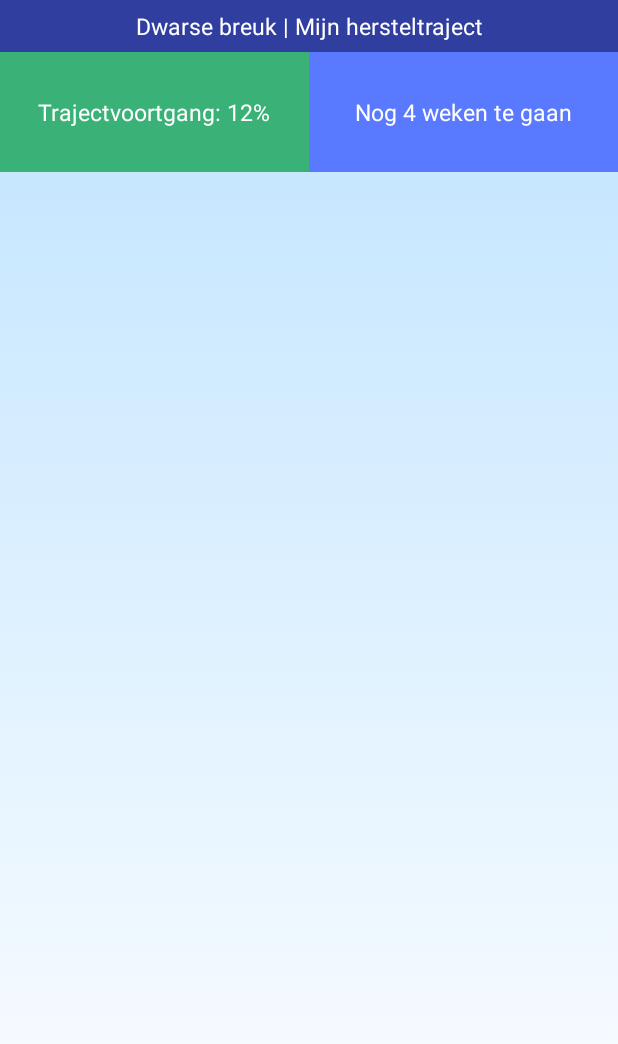
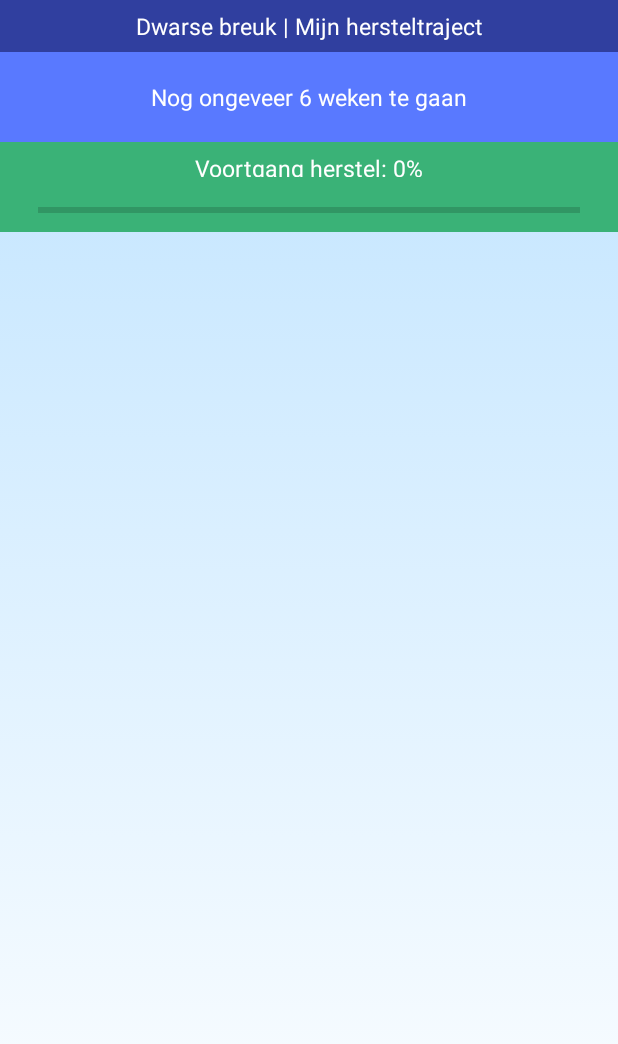
Before and after one commit to keanuTA/Ipmedt4-2017-, an Android app: the layout content_timeline.xml on its own in the app's theme, with its tools: preview values and no code run, on a phone screen of 412 x 824 dp. Shown: the top 1044 px of the screen. Run offline under Robolectric (Android 15) with nearby library versions, the phone set to English and light mode, and no system bars.

Commit message:
progressbar toegevoegd

```diff
--- a/app/src/main/res/layout/content_timeline.xml
+++ b/app/src/main/res/layout/content_timeline.xml
@@ -13,7 +13,10 @@
             android:layout_width="match_parent"
             android:layout_height="match_parent"
             android:layout_weight="1"
-            android:orientation="vertical">
+            android:orientation="vertical"
+            android:layout_alignParentTop="true"
+            android:layout_alignParentLeft="true"
+            android:layout_alignParentStart="true">
 
         <TextView
                     android:id="@+id/simpeleBreuk"
@@ -31,10 +34,30 @@
                     android:layout_height="wrap_content"
                     android:orientation="horizontal">
 
+
+                <LinearLayout
+                    android:layout_width="match_parent"
+                    android:layout_height="match_parent"
+                    android:layout_weight="1"
+                    android:orientation="vertical">
+
+                    <TextView
+                        android:id="@+id/geschatteTijd"
+                        android:layout_width="match_parent"
+                        android:layout_height="60dp"
+                        android:layout_weight="1"
+                        android:background="#5979FF"
+                        android:gravity="center_vertical"
+                        android:padding="10px"
+                        android:text="Nog ongeveer 6 weken te gaan"
+                        android:textAlignment="center"
+                        android:textColor="#fff"
+                        android:textSize="15dp" />
+
                     <TextView
                         android:id="@+id/herstelStatus"
                         android:layout_width="match_parent"
-                            android:layout_height="80dp"
+                        android:layout_height="30dp"
                         android:layout_weight="1"
                         android:background="@color/greenDark"
                         android:gravity="center_vertical"
@@ -42,22 +65,19 @@
                         android:text="@string/herstel"
                         android:textAlignment="center"
                         android:textColor="#fff"
-                            android:textSize="15dp" />
+                        android:textSize="15dp"
+                        android:visibility="visible" />
 
-
-                        <TextView
-                            android:id="@+id/geschatteTijd"
+                    <ProgressBar
+                        android:id="@+id/progressBar"
+                        style="?android:attr/progressBarStyleHorizontal"
                         android:layout_width="match_parent"
-                            android:layout_height="80dp"
-                            android:layout_weight="1"
-                            android:background="#5979FF"
-                            android:gravity="center_vertical"
-
-                            android:padding="10px"
-                            android:text="Nog 4 weken te gaan"
-                            android:textAlignment="center"
-                            android:textColor="#fff"
-                            android:textSize="15dp" />
+                        android:background="@color/greenDark"
+                        android:padding="25dp"
+                        android:progressTint="@color/colorPrimary"
+                        android:layout_height="30dp"
+                        android:layout_weight="1" />
+                </LinearLayout>
 
             </LinearLayout>
 
@@ -74,16 +94,6 @@
 
         </android.support.v7.widget.RecyclerView>
 
-                <Button
-                    android:id="@+id/save"
-                    android:layout_width="match_parent"
-                    android:layout_height="wrap_content"
-                    android:layout_gravity="bottom"
-                    android:background="@color/greenDark"
-                    android:text="Opslaan"
-                    android:textColor="#fff"
-                    android:visibility="gone" />
-
     </LinearLayout>
 
 
--- a/app/src/main/res/values/colors.xml
+++ b/app/src/main/res/values/colors.xml
@@ -2,6 +2,7 @@
 <resources>
     <color name="colorPrimary">#3F51B5</color>
     <color name="colorPrimaryDark">#303F9F</color>
+    <color name="colorPrimaryDark_tr">#95303F9F</color>
     <color name="greenDark">#3AB277</color>
     <color name="colorAccent">#FF4081</color>
     <color name="pink">#E04F5F</color>
--- a/app/src/main/res/values/strings.xml
+++ b/app/src/main/res/values/strings.xml
@@ -3,7 +3,7 @@
 
     <string name="navigation_drawer_open">Open navigation drawer</string>
     <string name="navigation_drawer_close">Close navigation drawer</string>
-    <string name="herstel">Trajectvoortgang: 12%</string>
+    <string name="herstel">Voortgang herstel: 0%</string>
     <string name="simpeleBreuk">Dwarse breuk | Mijn hersteltraject</string>
     <string name="action_settings">Settings</string>
 
```
Also changed, not shown: app/src/main/java/com/solutions/guidedrecovery/ipmedt4/TrajectKeuze.java (+6 -105 lines), app/src/main/java/com/solutions/guidedrecovery/ipmedt4/models/TimeLineAdapter.java (+36 -17 lines), app/src/main/res/layout/content_main.xml (+2 -22 lines). Lines whose indentation alone changed are shown as unchanged.
